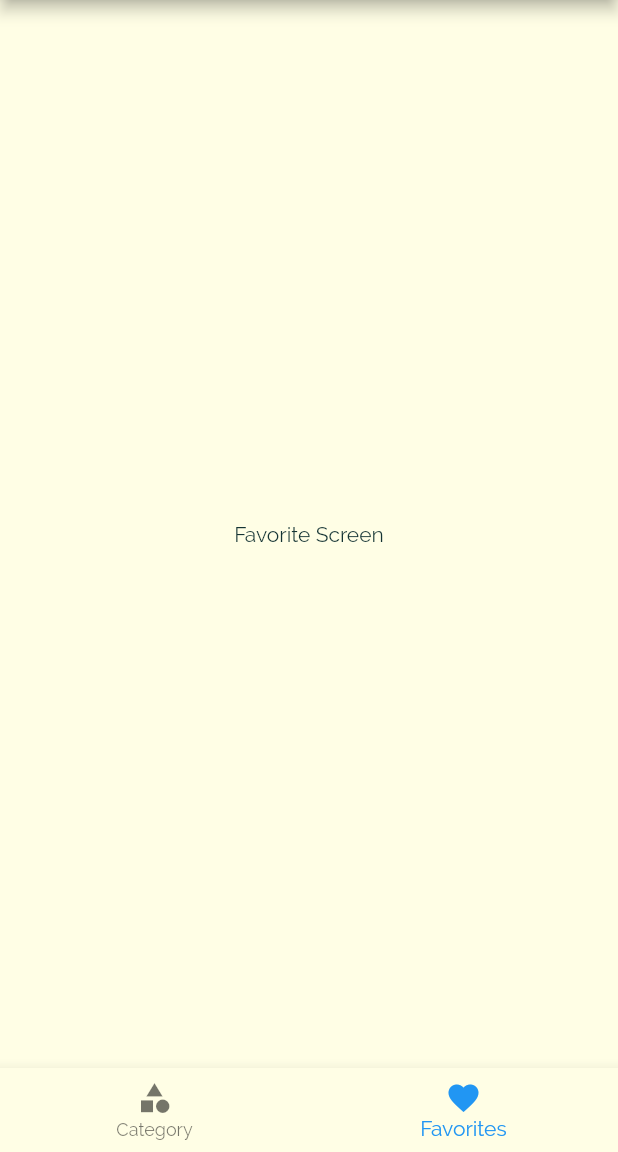
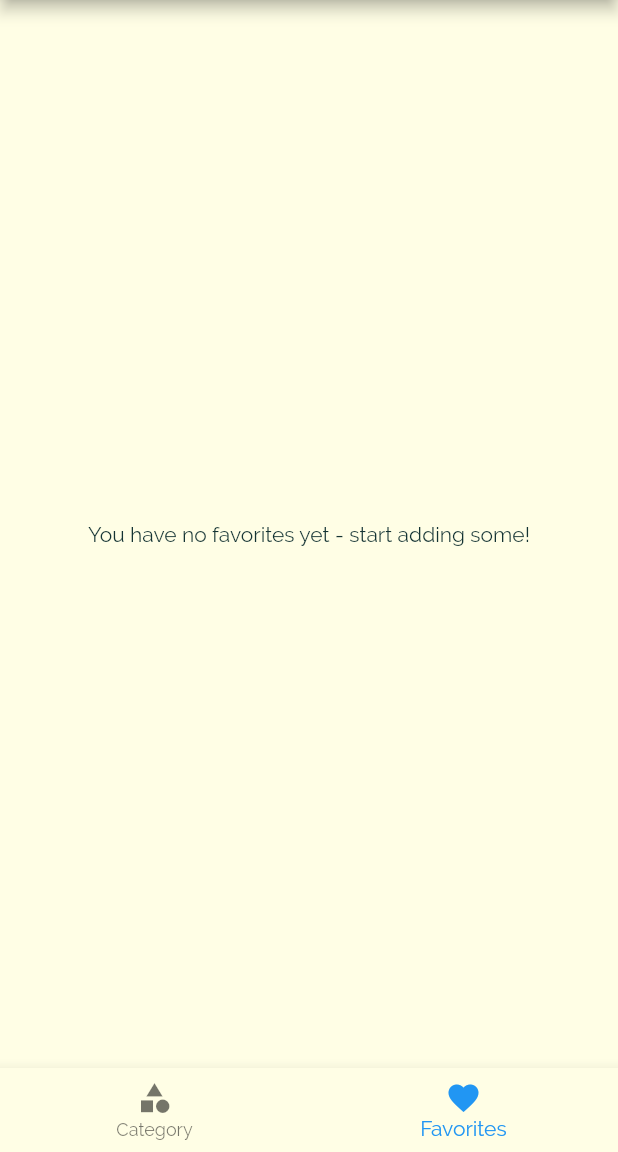
Before and after one commit to MesselemYoucef/flutter_meals_app, a Flutter app: the screen it shows after launch, item 2 of the bottom bar chosen, on a phone screen of 412 x 824 dp, the part 84-1236 px from its top. Run offline on Flutter 3.47's test engine with Material 2 defaults, Android fonts, the phone set to English and light mode, and no system bars.

Commit message:
Created the add favorites functionality

```diff
--- a/lib/main.dart
+++ b/lib/main.dart
@@ -21,6 +21,7 @@ class MyApp extends StatefulWidget {
 
 class _MyAppState extends State<MyApp> {
   List<Meal> _availableMeals = DUMMY_MEALS;
+  List<Meal> _favoritedMeals = [];
   Map<String, bool> _filters = {
     'gluten': false,
     'lactose': false,
@@ -47,6 +48,24 @@ class _MyAppState extends State<MyApp> {
         return true;
       }).toList();
     });
+  }
+
+  void _toggleFavorite(String mealId) {
+    final existingIndex =
+        _favoritedMeals.indexWhere((element) => element.id == mealId);
+
+    if (existingIndex >= 0) {
+      setState(() {
+        _favoritedMeals.removeAt(existingIndex);
+      });
+    } else {
+      _favoritedMeals
+          .add(DUMMY_MEALS.firstWhere((element) => element.id == mealId));
+    }
+  }
+
+  bool isMealFavorite(String id) {
+    return _favoritedMeals.any((meal) => meal.id == id);
   }
 
 //     isGlutenFree: false,
@@ -86,10 +105,11 @@ class _MyAppState extends State<MyApp> {
       // home: ,
       initialRoute: '/',
       routes: {
-        '/': (ctx) => const TabsScreen(),
+        '/': (ctx) => TabsScreen(favoritedMeals: _favoritedMeals),
         CategoryMealsScreen.routeName: (ctx) =>
             CategoryMealsScreen(availableMeals: _availableMeals),
-        MealDetailScreen.routeName: (ctx) => const MealDetailScreen(),
+        MealDetailScreen.routeName: (ctx) =>
+            MealDetailScreen(_toggleFavorite, isMealFavorite),
         FiltersScreen.routeName: (context) =>
             FiltersScreen(saveFilters: _setFilters, currentFilter: _filters),
       },
--- a/lib/screens/category_meals_screen.dart
+++ b/lib/screens/category_meals_screen.dart
@@ -53,7 +53,6 @@ class _CategoryMealsScreenState extends State<CategoryMealsScreen> {
             complexity: displayedList![index].complexity,
             affordability: displayedList![index].affordability,
             id: displayedList![index].id,
-            removeItem: _removeMeal,
           );
         },
         itemCount: displayedList?.length,
--- a/lib/screens/favorites_screen.dart
+++ b/lib/screens/favorites_screen.dart
@@ -1,12 +1,32 @@
 import 'package:flutter/material.dart';
+import '../models/meal.dart';
+import '../widgets/meal_item.dart';
 
 class FavoritesScreen extends StatelessWidget {
-  const FavoritesScreen({Key? key}) : super(key: key);
+  final List<Meal> favoriteMeals;
+  const FavoritesScreen(this.favoriteMeals);
 
   @override
   Widget build(BuildContext context) {
-    return const Center(
-      child: Text("Favorite Screen"),
-    );
+    if (favoriteMeals.isEmpty) {
+      return const Center(
+        child: Text("You have no favorites yet - start adding some!"),
+      );
+    } else {
+      return ListView.builder(
+        itemBuilder: (ctx, index) {
+          // return Text(categoryMeals[index].title);
+          return MealItem(
+            title: favoriteMeals[index].title,
+            imageUrl: favoriteMeals[index].imageUrl,
+            duration: favoriteMeals[index].duration,
+            complexity: favoriteMeals[index].complexity,
+            affordability: favoriteMeals[index].affordability,
+            id: favoriteMeals[index].id,
+          );
+        },
+        itemCount: favoriteMeals.length,
+      );
+    }
   }
 }
--- a/lib/screens/tabs_screen.dart
+++ b/lib/screens/tabs_screen.dart
@@ -3,21 +3,30 @@ import 'package:flutter/material.dart';
 import './categories_screen.dart';
 import './favorites_screen.dart';
 import '../widgets/main_drawer.dart';
+import '../models/meal.dart';
 
 class TabsScreen extends StatefulWidget {
-  const TabsScreen({Key? key}) : super(key: key);
+  final List<Meal> favoritedMeals;
+  const TabsScreen({Key? key, required this.favoritedMeals}) : super(key: key);
 
   @override
   State<TabsScreen> createState() => _TabsScreenState();
 }
 
 class _TabsScreenState extends State<TabsScreen> {
-  final List<Map<String, dynamic>> _pages = [
-    {"title": "Meals", "page": const CategoriesScreen()},
-    {"title": "Favorites", "page": const FavoritesScreen()}
-  ];
+  List<Map<String, dynamic>>? _pages;
 
   int _selectedPageIndex = 0;
+
+  @override
+  void initState() {
+    // TODO: implement initState
+    super.initState();
+    _pages = [
+      {"title": "Meals", "page": const CategoriesScreen()},
+      {"title": "Favorites", "page": FavoritesScreen(widget.favoritedMeals)}
+    ];
+  }
 
   void _selectPage(int index) {
     setState(() {
@@ -29,11 +38,11 @@ class _TabsScreenState extends State<TabsScreen> {
   Widget build(BuildContext context) {
     return Scaffold(
       appBar: AppBar(
-        title: Text(_pages[_selectedPageIndex]["title"]),
+        title: Text(_pages![_selectedPageIndex]["title"]),
         backgroundColor: Theme.of(context).backgroundColor,
       ),
       drawer: const MainDrawer(),
-      body: _pages[_selectedPageIndex]['page'],
+      body: _pages![_selectedPageIndex]['page'],
       bottomNavigationBar: BottomNavigationBar(
         currentIndex: _selectedPageIndex,
         // type: BottomNavigationBarType.shifting,
```
Also changed, not shown: lib/models/meal.dart (+3 -4 lines), lib/screens/meal_detail_screen.dart (+8 -4 lines), lib/widgets/meal_item.dart (+2 -10 lines).
